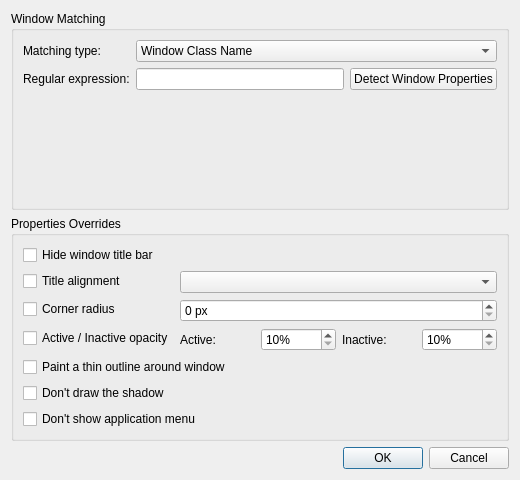
guiodic/material-decoration, file src/kcm/ExceptionDialog.ui: the form before one commit.
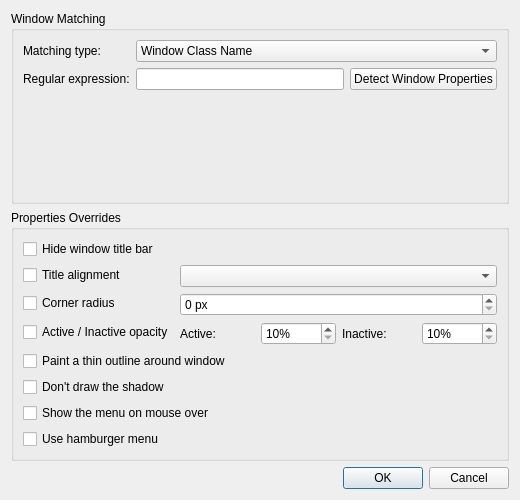
The form after the commit.

The edit to the form file:
```diff
--- a/src/kcm/ExceptionDialog.ui
+++ b/src/kcm/ExceptionDialog.ui
@@ -7,7 +7,7 @@
     <x>0</x>
     <y>0</y>
     <width>520</width>
-    <height>480</height>
+    <height>500</height>
    </rect>
   </property>
   <property name="windowTitle">
@@ -176,7 +176,14 @@
       <item row="6" column="0" colspan="2">
        <widget class="QCheckBox" name="hideMenuVal">
         <property name="text">
-         <string>Don't show application menu</string>
+         <string>Show the menu on mouse over</string>
+        </property>
+       </widget>
+      </item>
+      <item row="7" column="0" colspan="2">
+       <widget class="QCheckBox" name="hamburgerMenuVal">
+        <property name="text">
+         <string>Use hamburger menu</string>
         </property>
        </widget>
       </item>
```
Left out of the diff: 2 changed lines with no effect on the pictures.
